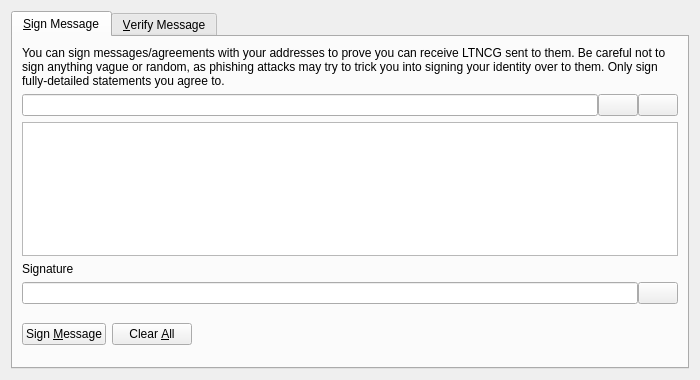
Before: the Qt Designer form src/qt/forms/signverifymessagedialog.ui in ToxicMotherLucker/ltnc, drawn with Qt 5.
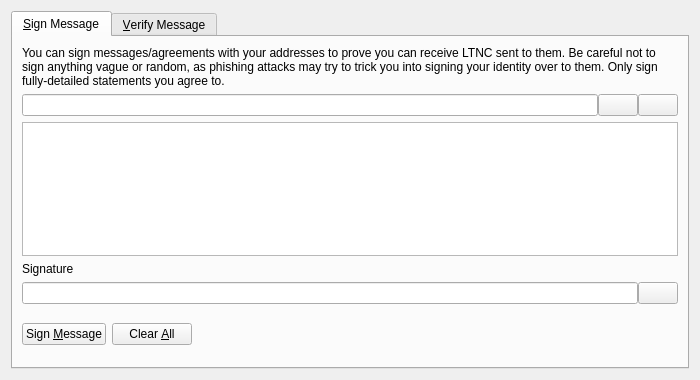
After: the same form once the commit is applied. Icons and pictures are not drawn. Custom widgets are drawn as their Qt base class.

```diff
--- a/src/qt/forms/signverifymessagedialog.ui
+++ b/src/qt/forms/signverifymessagedialog.ui
@@ -30,7 +30,7 @@
        <item>
         <widget class="QLabel" name="infoLabel_SM">
          <property name="text">
-          <string>You can sign messages/agreements with your addresses to prove you can receive LTNCG sent to them. Be careful not to sign anything vague or random, as phishing attacks may try to trick you into signing your identity over to them. Only sign fully-detailed statements you agree to.</string>
+          <string>You can sign messages/agreements with your addresses to prove you can receive LTNC sent to them. Be careful not to sign anything vague or random, as phishing attacks may try to trick you into signing your identity over to them. Only sign fully-detailed statements you agree to.</string>
          </property>
          <property name="textFormat">
           <enum>Qt::PlainText</enum>
```
Left out of the diff: 8 changed lines with no effect on the pictures.
